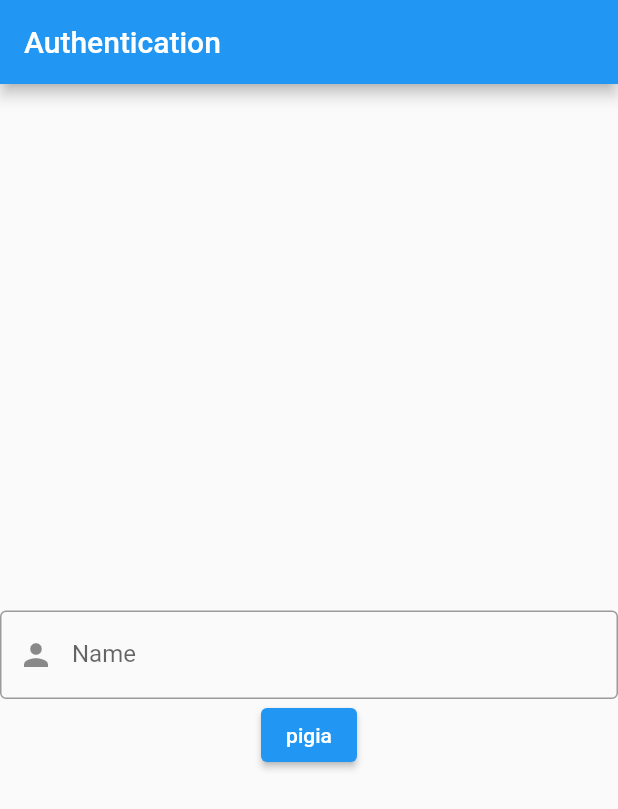
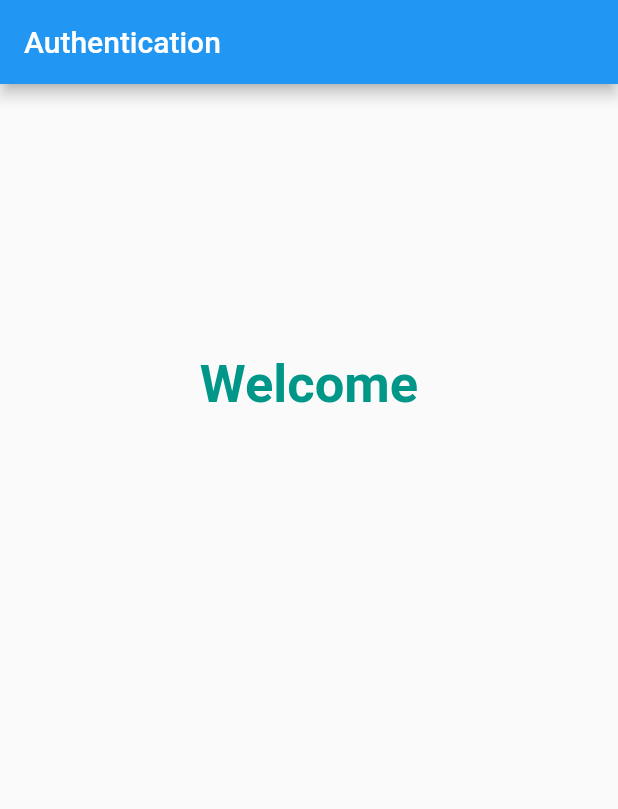
Before and after one commit to DoniMassimo/flutter-django_leaderboard, a Flutter app: the screen it shows after launch, on a phone screen of 412 x 824 dp. Shown: the top 809 px of the screen. Run offline on Flutter 3.47's test engine with Material 2 defaults, Android fonts, the light colour scheme and no system bars.

Commit message:
first working routing

```diff
--- /dev/null
+++ b/flutter_frontend/lib/auth_method.dart
@@ -0,0 +1,78 @@
+import 'package:flutter/material.dart';
+import 'package:prima_prova/home_page.dart';
+
+class AuthMethod extends StatefulWidget {
+  const AuthMethod({super.key});
+
+  @override
+  State<AuthMethod> createState() => _AuthMethodState();
+}
+
+class _AuthMethodState extends State<AuthMethod> {
+  @override
+  Widget build(BuildContext context) {
+    return MaterialApp(
+      routes: {'homepage': (context) => HomePage()},
+      home: Builder(
+        builder: (context) {
+          return Scaffold(
+            appBar: AppBar(
+              title: Text('Authentication'),
+            ),
+            body: Column(
+                mainAxisAlignment: MainAxisAlignment.center,
+                crossAxisAlignment: CrossAxisAlignment.center,
+                children: [
+                  Text(
+                    'Welcome',
+                    style: TextStyle(
+                        fontSize: 35,
+                        color: Colors.teal,
+                        fontWeight: FontWeight.bold),
+                  ),
+                  Padding(
+                    padding:
+                        const EdgeInsets.symmetric(vertical: 60, horizontal: 400),
+                    child: Form(
+                        child: Column(
+                      children: [
+                        Padding(
+                          padding: const EdgeInsets.all(10),
+                          child: MaterialButton(
+                            height: 80,
+                            minWidth: double.infinity,
+                            onPressed: () {},
+                            child: Text(
+                              'Login',
+                              style: TextStyle(fontSize: 20),
+                            ),
+                            color: Colors.teal,
+                            textColor: Colors.white,
+                          ),
+                        ),
+                        Padding(
+                          padding: const EdgeInsets.all(10),
+                          child: MaterialButton(
+                            height: 80,
+                            minWidth: double.infinity,
+                            onPressed: () {
+                              Navigator.pushNamed(context, 'homepage');
+                            },
+                            child: Text(
+                              'ciao',
+                              style: TextStyle(fontSize: 20),
+                            ),
+                            color: Colors.teal,
+                            textColor: Colors.white,
+                          ),
+                        ),
+                      ],
+                    )),
+                  ),
+                ]),
+          );
+        }
+      ),
+    );
+  }
+}
--- a/flutter_frontend/lib/home_page.dart
+++ b/flutter_frontend/lib/home_page.dart
@@ -1,17 +1,16 @@
 import 'package:flutter/material.dart';
 
+// class MyApp extends StatelessWidget {
+//   const MyApp({Key? key}) : super(key: key);
 
-class MyApp extends StatelessWidget {
-  const MyApp({Key? key}) : super(key: key);
-
-  @override
-  Widget build(BuildContext context) {
-    return const MaterialApp(
-      debugShowCheckedModeBanner: false,
-      home: HomePage(),
-    );
-  }
-}
+//   @override
+//   Widget build(BuildContext context) {
+//     return const MaterialApp(
+//       debugShowCheckedModeBanner: false,
+//       home: HomePage(),
+//     );
+//   }
+// }
 
 class HomePage extends StatefulWidget {
   const HomePage({Key? key}) : super(key: key);
@@ -71,7 +70,9 @@ class _HomePageState extends State<HomePage> {
 
   setStartValue() async {
     //List<dynamic> startval = await getAllUsersData();
-    var startVal = [{'name':'max', 'id':'c@gmail.com', 'score':10}];
+    var startVal = [
+      {'name': 'max', 'id': 'c@gmail.com', 'score': 10}
+    ];
     setData(startVal);
   }
 
@@ -106,6 +107,11 @@ class _HomePageState extends State<HomePage> {
         padding: const EdgeInsets.all(10),
         child: Column(
           children: [
+            ElevatedButton(
+                onPressed: () {
+                  Navigator.pop(context);
+                },
+                child: const Text('go back')),
             const SizedBox(
               height: 20,
             ),
--- a/flutter_frontend/lib/main.dart
+++ b/flutter_frontend/lib/main.dart
@@ -2,8 +2,8 @@
 import 'package:flutter/material.dart';
 import 'package:prima_prova/authentication.dart';
 import 'package:prima_prova/home_page.dart';
-
+import 'package:prima_prova/auth_method.dart';
 
 void main() {
-  runApp(const Authentication());
+  runApp(const AuthMethod());
 }
```
Also changed, not shown: flutter_frontend/lib/authentication.dart (+53 -23 lines).
